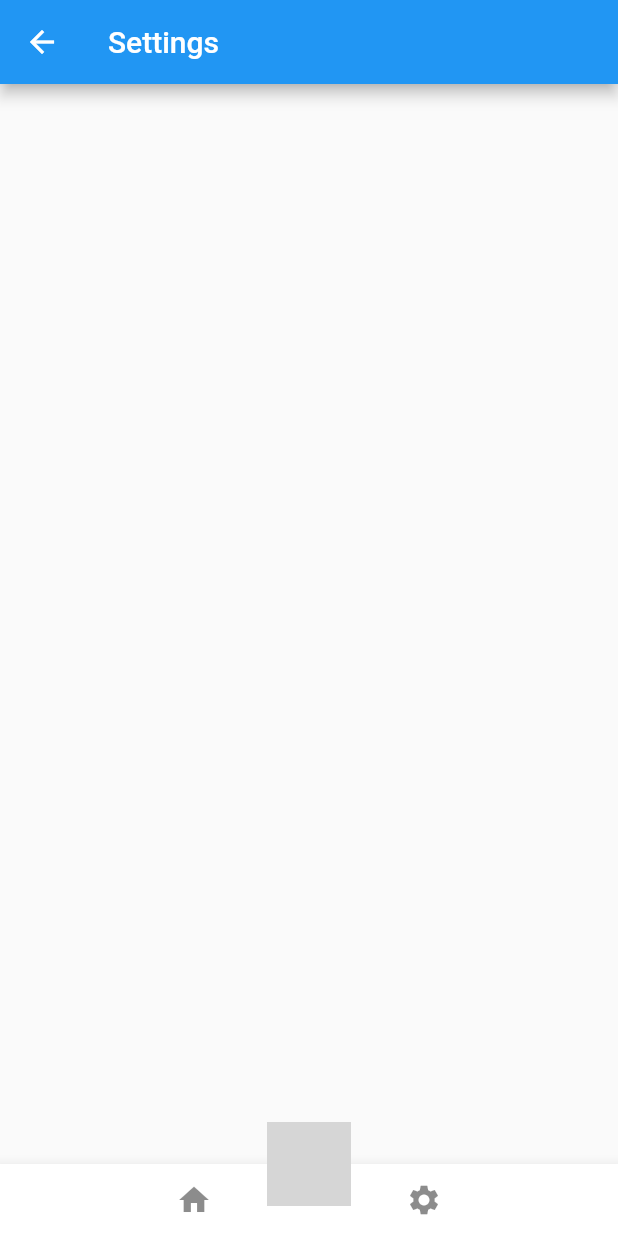
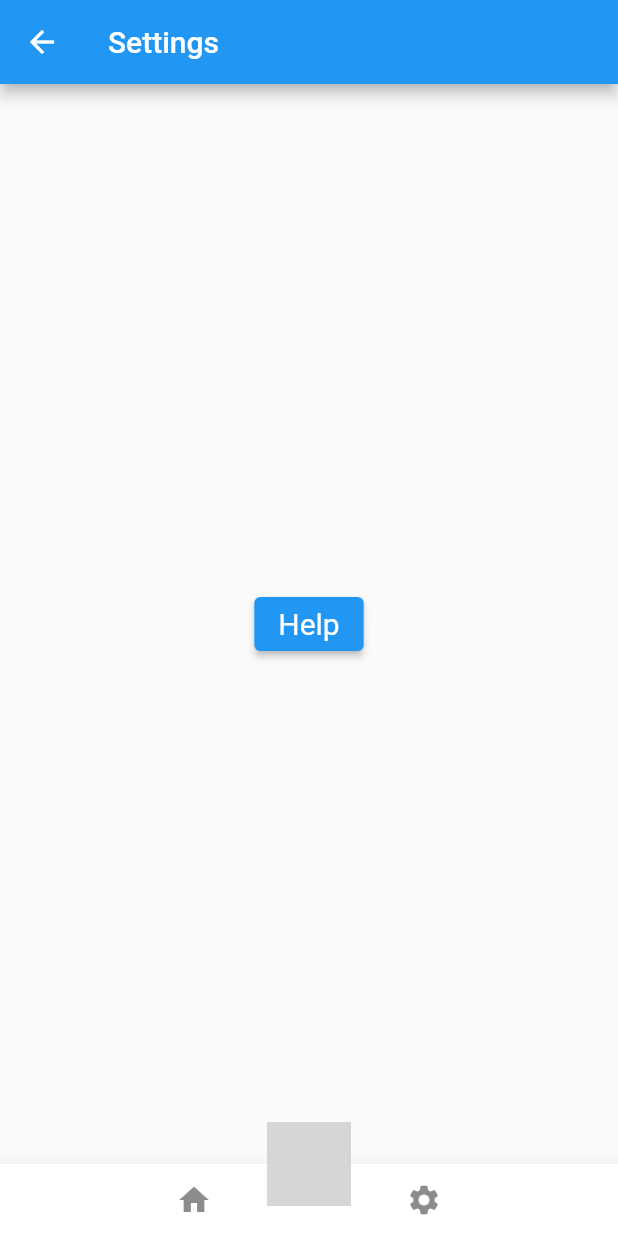
Before and after one commit to Alex-Laney/JuniorDesign2329, a Flutter app: the SettingsScreen screen opened by its route, on a phone screen of 412 x 824 dp. Run offline on Flutter 3.47's test engine with Material 2 defaults, Android fonts, the phone set to English and light mode, and no system bars; missing offline and left inert: circular_menu; grey boxes are pictures that could not be loaded.

Commit message:
Add help button in settings menu

```diff
--- a/lib/settings/settings_menu.dart
+++ b/lib/settings/settings_menu.dart
@@ -6,10 +6,25 @@ class SettingsScreen extends StatelessWidget {
 
   @override
   Widget build(BuildContext context) {
+    final ButtonStyle style =
+        ElevatedButton.styleFrom(textStyle: const TextStyle(fontSize: 20));
     return Scaffold(
       appBar: AppBar(
         title: const Text('Settings'),
       ),
+      body: Center(
+          child: Column(
+        mainAxisSize: MainAxisSize.min,
+        children: <Widget>[
+          ElevatedButton(
+            style: style,
+            onPressed: () {
+              Navigator.pushNamed(context, '');
+            },
+            child: const Text('Help'),
+          ),
+        ],
+      )),
       floatingActionButtonLocation: FloatingActionButtonLocation.centerDocked,
       floatingActionButton: CircularDialMenu.build(context),
       bottomNavigationBar: BottomAppBar(
```
